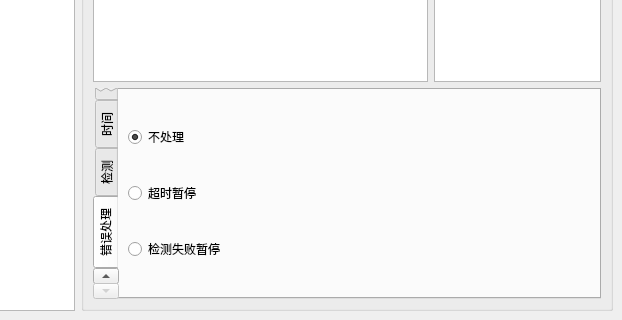
The window that SubWidget/deftheunit.ui (RoadRover-AutoTest/QtDemo) describes before a commit, drawn with Qt 5; both pictures show x 169 to 791 and y 401 to 721 of the 791 by 721 pixel window.
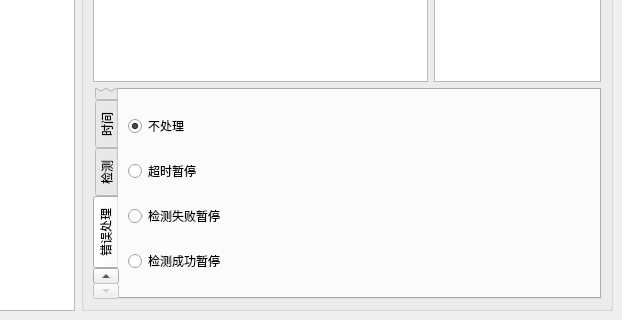
The same window after the commit. The open tabs and pages were chosen to show the change. Icons and pictures are not drawn. Custom widgets are drawn as their Qt base class.

```diff
--- a/SubWidget/deftheunit.ui
+++ b/SubWidget/deftheunit.ui
@@ -842,6 +842,13 @@
                </property>
               </widget>
              </item>
+             <item row="3" column="0">
+              <widget class="QRadioButton" name="radioButtonchkPassDeal">
+               <property name="text">
+                <string>检测成功暂停</string>
+               </property>
+              </widget>
+             </item>
             </layout>
            </widget>
           </widget>
```
Left out of the diff: 7 changed lines with no effect on the pictures.
